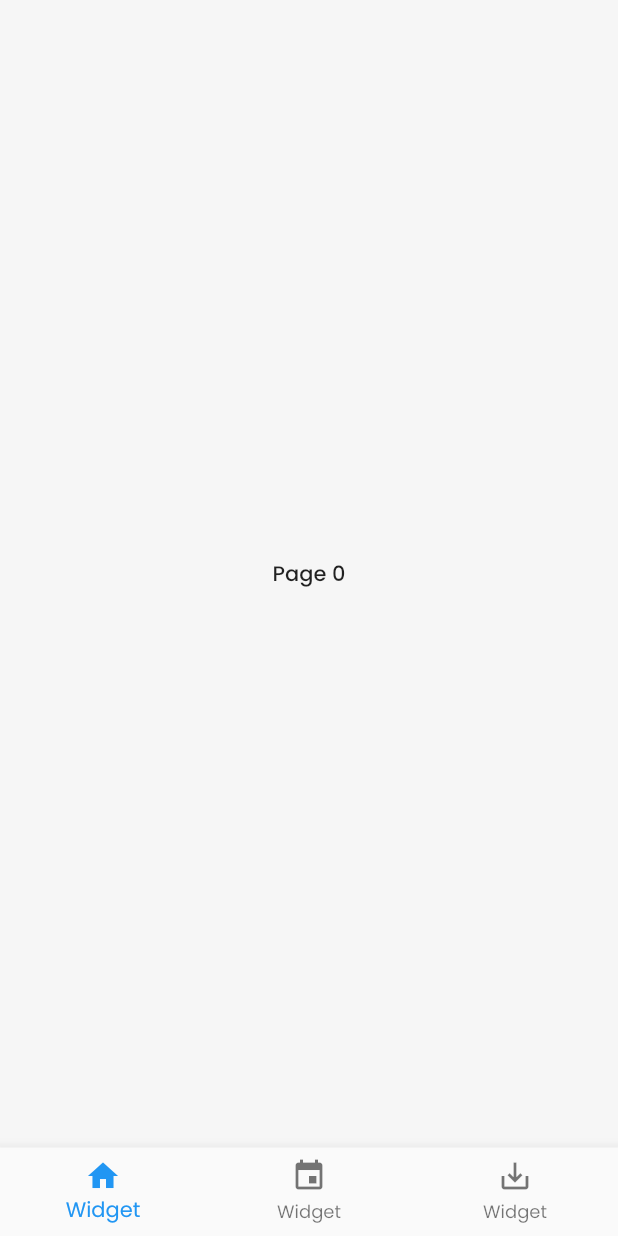
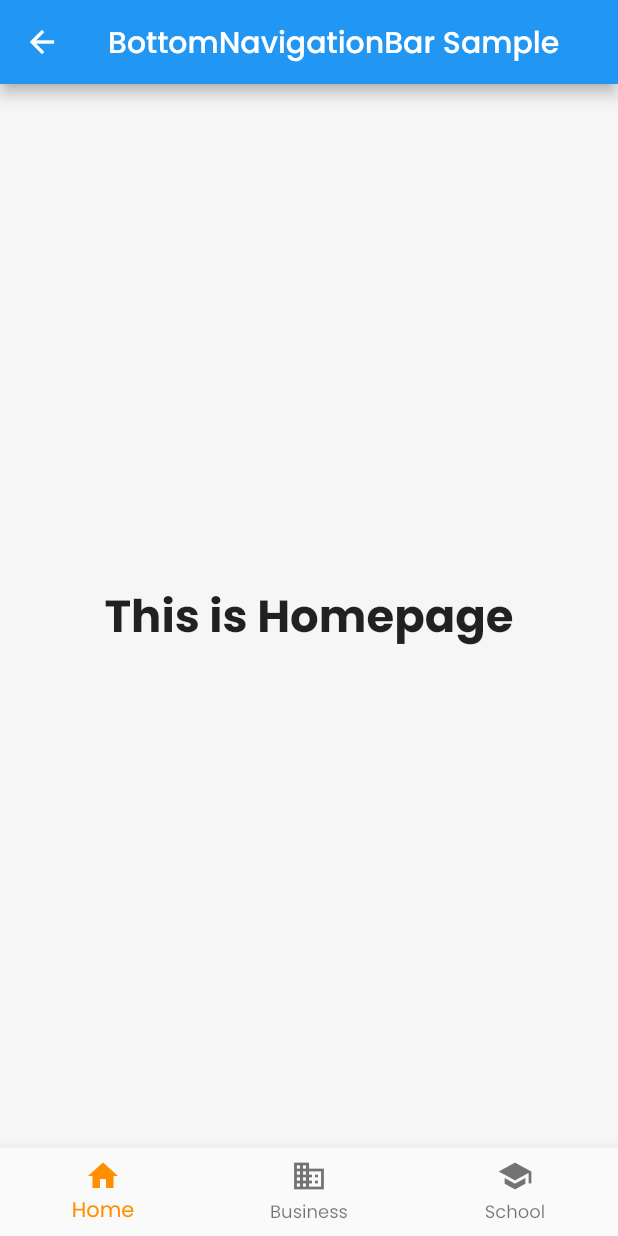
Before and after one commit to MarriageStory/MobileApps, a Flutter app: the homePage screen opened directly, on a phone screen of 412 x 824 dp. Run offline on Flutter 3.47's test engine with Material 2 defaults, Android fonts, the phone set to English and light mode, and no system bars; our stand-ins replace flutter_svg, google_fonts.

Commit message:
coba bottom_navbar

```diff
--- a/lib/navbar/navbar.dart
+++ b/lib/navbar/navbar.dart
@@ -1,89 +1,67 @@
-// ignore_for_file: import_of_legacy_library_into_null_safe
+import 'package:flutter/material.dart';
+import 'package:flutter/src/foundation/key.dart';
+import 'package:flutter/src/widgets/framework.dart';
 
-import 'package:flutter/material.dart';
-import 'package:custom_navigator/custom_navigator.dart';
-
-class navbar extends StatefulWidget {
-  const navbar({Key? key}) : super(key: key);
+class BottomNavbar extends StatefulWidget {
+  const BottomNavbar({Key? key}) : super(key: key);
 
   @override
-  State<navbar> createState() => _navbarState();
+  State<BottomNavbar> createState() => _BottomNavbarState();
 }
 
-class _navbarState extends State<navbar> {
-  Page _page = Page('Page 0');
-  int _currentIndex = 0;
+class _BottomNavbarState extends State<BottomNavbar> {
+  int _selectedIndex = 0;
+  static const TextStyle optionStyle =
+      TextStyle(fontSize: 30, fontWeight: FontWeight.bold);
+  static const List<Widget> _widgetOptions = <Widget>[
+    Text(
+      'This is Homepage',
+      style: optionStyle,
+    ),
+    Text(
+      'This is Bussiness Page',
+      style: optionStyle,
+    ),
+    Text(
+      'Last is Education Page',
+      style: optionStyle,
+    ),
+  ];
 
-  // Custom navigator takes a global key if you want to access the
-  // navigator from outside it's widget tree subtree
-  GlobalKey<NavigatorState> navigatorKey = GlobalKey<NavigatorState>();
+  void _onItemTapped(int index) {
+    setState(() {
+      _selectedIndex = index;
+    });
+  }
+
   @override
   Widget build(BuildContext context) {
     return Scaffold(
+      appBar: AppBar(
+        title: const Text('BottomNavigationBar Sample'),
+      ),
+      body: Center(
+        child: _widgetOptions.elementAt(_selectedIndex),
+      ),
       bottomNavigationBar: BottomNavigationBar(
-        items: _items,
-        onTap: (index) {
-          // here we used the navigator key to pop the stack to get back to our
-          // main page
-          navigatorKey.currentState?.maybePop();
-          setState(() => _page = Page('Page $index'));
-          _currentIndex = index;
-        },
-        currentIndex: _currentIndex,
-      ),
-      body: CustomNavigator(
-        navigatorKey: navigatorKey,
-        home: _page,
-        //Specify your page route [PageRoutes.materialPageRoute] or [PageRoutes.cupertinoPageRoute]
-        pageRoute: PageRoutes.materialPageRoute,
+        items: const <BottomNavigationBarItem>[
+          BottomNavigationBarItem(
+            icon: Icon(Icons.home),
+            label: 'Home',
+          ),
+          BottomNavigationBarItem(
+            icon: Icon(Icons.business),
+            label: 'Business',
+          ),
+          BottomNavigationBarItem(
+            icon: Icon(Icons.school),
+            label: 'School',
+          ),
+        ],
+        currentIndex: _selectedIndex,
+        selectedItemColor: Colors.amber[800],
+        onTap: _onItemTapped,
       ),
     );
   }
-
-  final _items = [
-    BottomNavigationBarItem(
-        icon: Icon(Icons.home), label: Text("Home").toString()),
-    BottomNavigationBarItem(
-        icon: Icon(Icons.event), label: Text('Event').toString()),
-    BottomNavigationBarItem(
-        icon: Icon(Icons.save_alt), label: Text('downloads').toString()),
-  ];
 }
-
-class Page extends StatelessWidget {
-  final String title;
-
-  const Page(this.title) : assert(title != null);
-
-  @override
-  Widget build(BuildContext context) {
-    final text = Text(title);
-
-    return Container(
-      child: Center(
-          child: FlatButton(
-              onPressed: () => _openDetailsPage(context), child: text)),
-    );
-  }
-
-  //Use the navigator like you usually do with .of(context) method
-  _openDetailsPage(BuildContext context) => Navigator.of(context)
-      .push(MaterialPageRoute(builder: (context) => DetailsPage(title)));
-
-//  _openDetailsPage(BuildContext context) => mainNavigatorKey.currentState.push(MaterialPageRoute(builder: (context) => DetailsPage(title)));
-
-}
-
-class DetailsPage extends StatelessWidget {
-  final String title;
-
-  const DetailsPage(this.title) : assert(title != null);
-
-  @override
-  Widget build(BuildContext context) {
-    final text = Text('Details of $title');
-    return Container(
-      child: Center(child: text),
-    );
-  }
-}
--- a/lib/screens/homePage/homaPage.dart
+++ b/lib/screens/homePage/homaPage.dart
@@ -1,4 +1,5 @@
 import 'package:flutter/material.dart';
+import 'package:wedding_planner/navbar/navbar.dart';
 import 'package:flutter_svg/flutter_svg.dart';
 import 'package:wedding_planner/navbar/navbar.dart';
 import 'package:wedding_planner/screens/homePage/widgets/box_card.dart';
@@ -236,7 +237,7 @@ class homePage extends StatelessWidget {
           ),
         )),
       ),
-      bottomNavigationBar: navbar(),
+      bottomNavigationBar: BottomNavbar(),
     );
   }
 }
```
